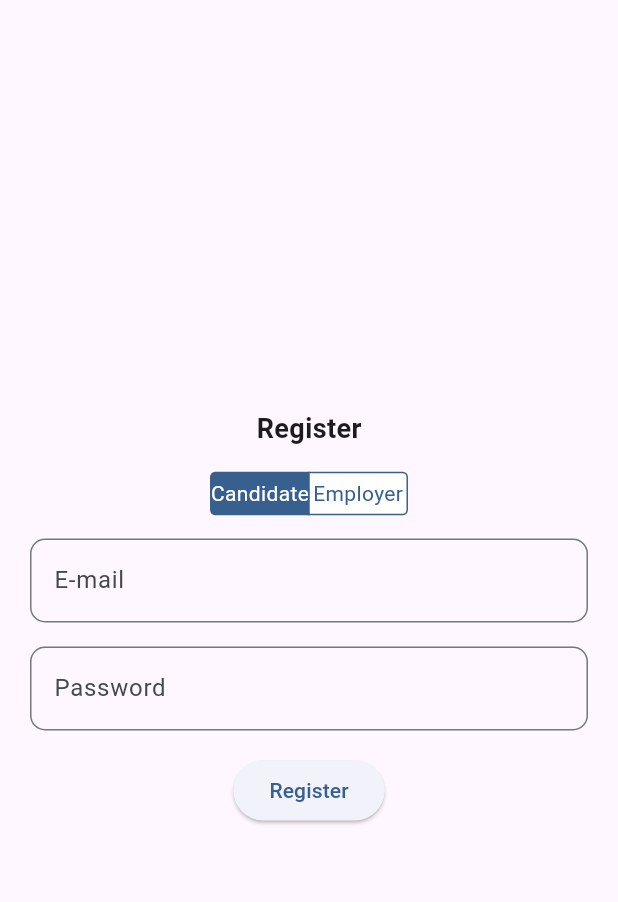
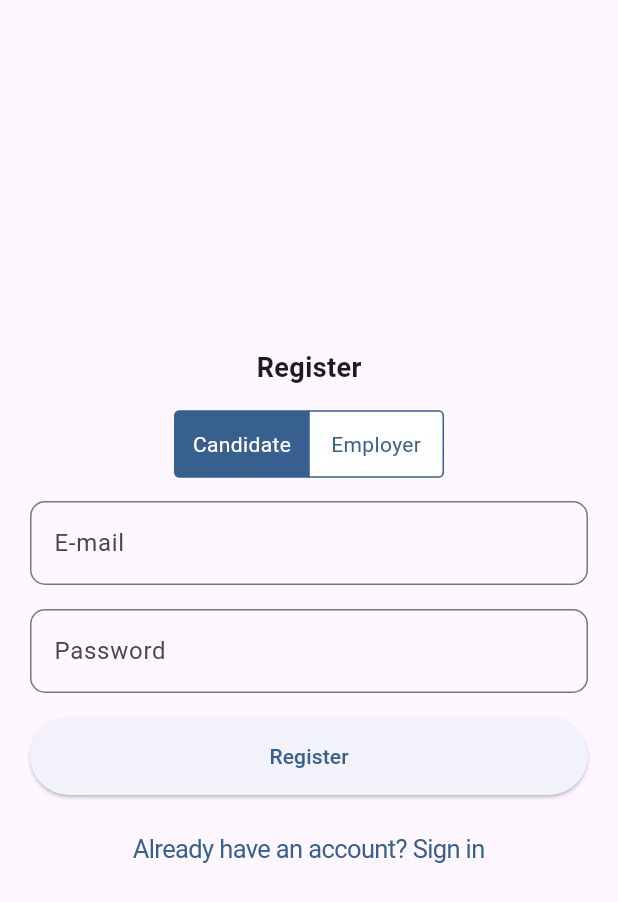
Before and after one commit to Experrior/Job-Marketplace_frontend, a Flutter app: the screen it shows after launch, on a phone screen of 412 x 824 dp. Shown: the top 902 px of the screen. Run offline on Flutter 3.47's test engine with Material 3 defaults, Android fonts, the light colour scheme and no system bars; our stand-ins replace flutter_hooks, go_router; missing offline and left inert: theme_tailor_annotation.

Commit message:
Update register and login UI

```diff
--- /dev/null
+++ b/lib/core/components/common_button.dart
@@ -0,0 +1,24 @@
+import 'package:flutter/material.dart';
+
+class CommonButton extends StatelessWidget {
+  const CommonButton({super.key, required this.text, required this.onPressed});
+
+  final String text;
+  final VoidCallback? onPressed;
+
+  @override
+  Widget build(BuildContext context) {
+    return ElevatedButton(
+      onPressed: onPressed,
+      child: Padding(
+        padding: const EdgeInsets.all(16.0),
+        child: Row(
+          mainAxisAlignment: MainAxisAlignment.center,
+          children: [
+            Text(text),
+          ],
+        ),
+      ),
+    );
+  }
+}
--- a/lib/features/auth/pages/register_page.dart
+++ b/lib/features/auth/pages/register_page.dart
@@ -1,9 +1,13 @@
 import 'package:flutter/cupertino.dart';
 import 'package:flutter/material.dart';
 import 'package:flutter_hooks/flutter_hooks.dart';
+import 'package:go_router/go_router.dart';
 import 'package:job_search_app/core/components/common_text_form_field.dart';
 import 'package:job_search_app/core/components/scaffold_wrapper.dart';
+import 'package:job_search_app/core/router/router.dart';
 import 'package:job_search_app/features/auth/pages/login_page.dart';
+
+import '../../../core/components/common_button.dart';
 
 enum RegisterType { candidate, employer }
 
@@ -31,8 +35,14 @@ class RegisterPage extends HookWidget {
               const SizedBox(height: 16),
               CupertinoSegmentedControl(
                 children: const {
-                  RegisterType.candidate: Text('Candidate'),
-                  RegisterType.employer: Text('Employer'),
+                  RegisterType.candidate: Padding(
+                    padding: const EdgeInsets.all(12),
+                    child: Text('Candidate'),
+                  ),
+                  RegisterType.employer: Padding(
+                    padding: const EdgeInsets.all(12),
+                    child: Text('Employer'),
+                  ),
                 },
                 onValueChanged: (value) {
                   selectedRegisterType.value = value as RegisterType;
@@ -51,10 +61,17 @@ class RegisterPage extends HookWidget {
                 obscureText: true,
               ),
               const SizedBox(height: 16),
-              ElevatedButton(
+              CommonButton(
                 onPressed: () {},
-                child: const Text('Register'),
+                text: 'Register',
               ),
+              const SizedBox(height: 10),
+              CupertinoButton(
+                child: Text('Already have an account? Sign in'),
+                onPressed: () {
+                  context.pushNamed(LoginPage.route);
+                },
+              )
             ],
           ),
         ),
```
Also changed, not shown: lib/features/auth/pages/login_page.dart (+25 -1 lines).
